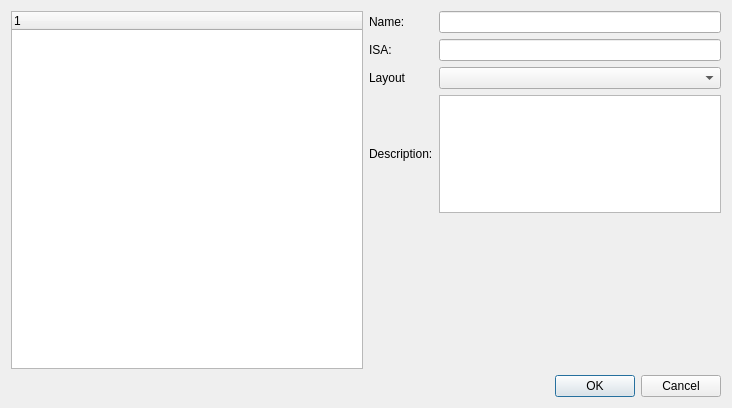
This is src/processorselectiondialog.ui in mortbopet/Ripes as Qt 5 draws it before an edit. The edited form follows.
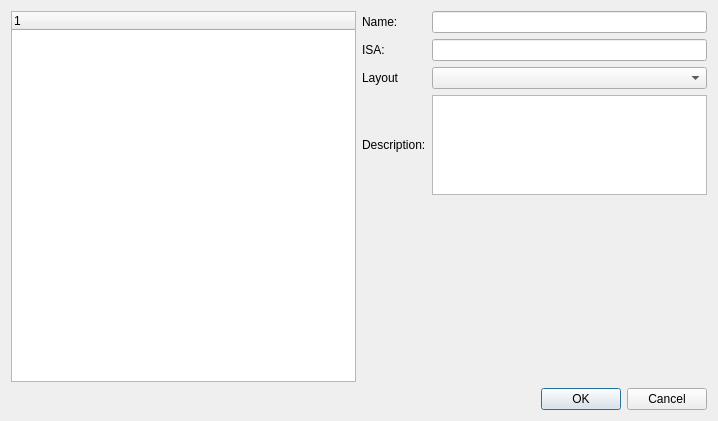
This is the edited form. Custom widgets are drawn as their Qt base class.

The edit to the form file:
```diff
--- a/src/processorselectiondialog.ui
+++ b/src/processorselectiondialog.ui
@@ -6,8 +6,8 @@
    <rect>
     <x>0</x>
     <y>0</y>
-    <width>732</width>
-    <height>408</height>
+    <width>718</width>
+    <height>421</height>
    </rect>
   </property>
   <property name="windowTitle">
@@ -58,7 +58,7 @@
            <item row="3" column="1">
             <widget class="QPlainTextEdit" name="description">
              <property name="sizePolicy">
-              <sizepolicy hsizetype="MinimumExpanding" vsizetype="MinimumExpanding">
+              <sizepolicy hsizetype="MinimumExpanding" vsizetype="Preferred">
                <horstretch>0</horstretch>
                <verstretch>0</verstretch>
               </sizepolicy>
@@ -72,7 +72,7 @@
              <property name="maximumSize">
               <size>
                <width>16777215</width>
-               <height>16777215</height>
+               <height>100</height>
               </size>
              </property>
              <property name="baseSize">
```
